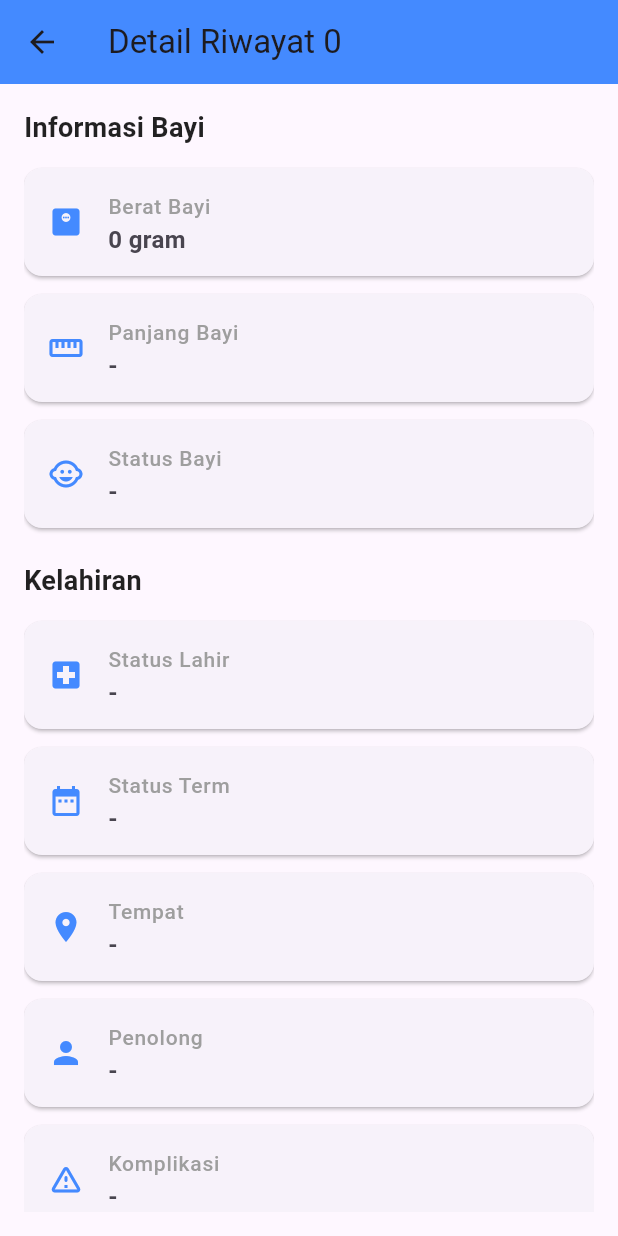
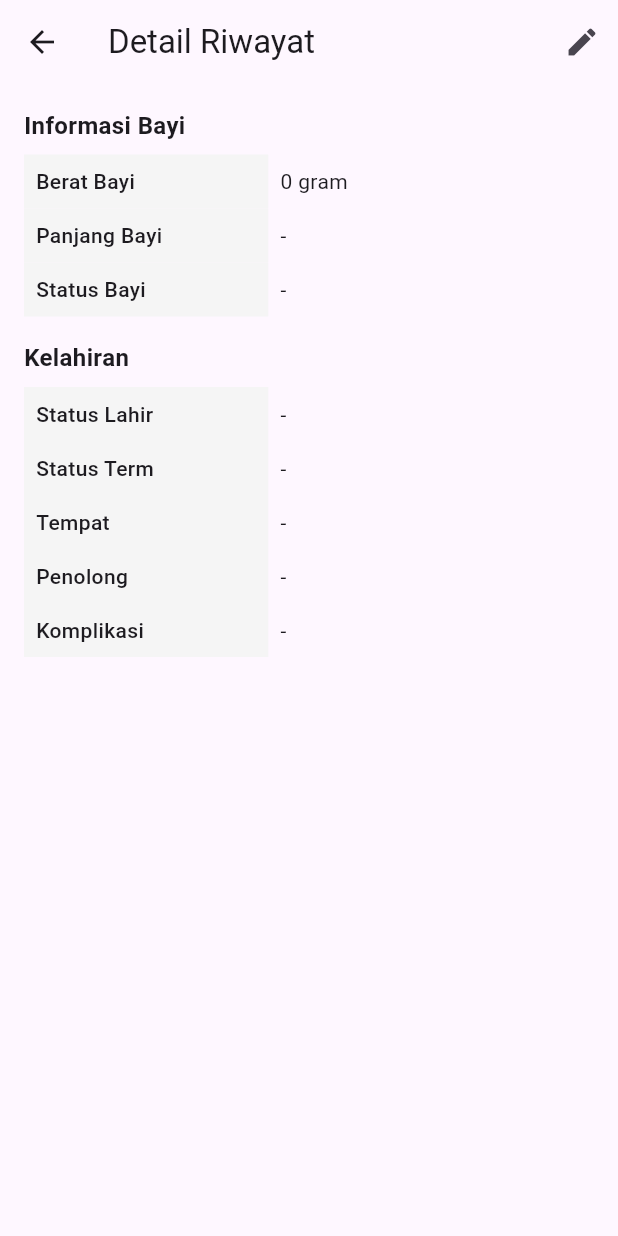
Before and after one commit to dwipp/ebidan, a Flutter app: the DetailRiwayatScreen screen opened directly with empty values, on a phone screen of 412 x 824 dp. Run offline on Flutter 3.47's test engine with Material 3 defaults, Android fonts, the phone set to English and light mode, and no system bars; our stand-ins replace bloc, cloud_firestore, equatable, firebase_auth, firebase_core, flutter_bloc and 5 more; accounts and stored records are empty.

Commit message:
set generate row label-value in Utils

```diff
--- a/lib/logic/utility/Utils.dart
+++ b/lib/logic/utility/Utils.dart
@@ -37,4 +37,43 @@ class Utils {
     // Format ke bahasa Indonesia: 1 Januari 1990
     return DateFormat("d MMMM yyyy", "id_ID").format(date);
   }
+
+  static Widget generateRowLabelValue(
+    String label,
+    String? value, {
+    String suffix = '',
+  }) {
+    return IntrinsicHeight(
+      child: Row(
+        crossAxisAlignment: CrossAxisAlignment.stretch,
+        children: [
+          Expanded(
+            flex: 3,
+            child: Container(
+              padding: const EdgeInsets.all(8),
+              color: Colors.grey.shade100, // bg label
+              alignment: Alignment.centerLeft,
+              child: Text(
+                label,
+                style: const TextStyle(fontWeight: FontWeight.w500),
+              ),
+            ),
+          ),
+          Expanded(
+            flex: 4,
+            child: Container(
+              padding: const EdgeInsets.all(8),
+              color: Colors.transparent, // bg value
+              alignment: Alignment.centerLeft,
+              child: Text(
+                (value != null && value.isNotEmpty) ? '$value $suffix' : "-",
+                softWrap: true,
+                maxLines: null,
+              ),
+            ),
+          ),
+        ],
+      ),
+    );
+  }
 }
--- a/lib/presentation/screens/bumil/detail_riwayat.dart
+++ b/lib/presentation/screens/bumil/detail_riwayat.dart
@@ -1,4 +1,5 @@
 import 'package:ebidan/data/models/riwayat_model.dart';
+import 'package:ebidan/logic/utility/Utils.dart';
 import 'package:flutter/material.dart';
 
 class DetailRiwayatScreen extends StatelessWidget {
@@ -6,93 +7,56 @@ class DetailRiwayatScreen extends StatelessWidget {
 
   const DetailRiwayatScreen({super.key, required this.riwayat});
 
-  Widget _buildInfoTile(
-    IconData icon,
-    String label,
-    String value, {
-    String suffixText = '',
-  }) {
-    return Card(
-      elevation: 1,
-      margin: const EdgeInsets.symmetric(vertical: 6),
-      shape: RoundedRectangleBorder(borderRadius: BorderRadius.circular(12)),
-      child: ListTile(
-        leading: Icon(icon, color: Colors.blueAccent),
-        title: Text(
-          label,
-          style: const TextStyle(
-            fontWeight: FontWeight.w500,
-            fontSize: 14,
-            color: Colors.grey,
-          ),
-        ),
-        subtitle: Text(
-          value.isNotEmpty ? '$value $suffixText' : "-",
-          style: const TextStyle(fontSize: 16, fontWeight: FontWeight.bold),
-        ),
-      ),
-    );
-  }
-
   @override
   Widget build(BuildContext context) {
     return Scaffold(
       appBar: AppBar(
-        title: Text("Detail Riwayat ${riwayat.tahun}"),
-        backgroundColor: Colors.blueAccent,
-        elevation: 0,
+        title: const Text("Detail Riwayat"),
+        actions: [
+          IconButton(
+            icon: const Icon(Icons.edit),
+            onPressed: () async {
+              print('edit');
+            },
+          ),
+        ],
       ),
       body: Padding(
         padding: const EdgeInsets.all(16),
-        child: ListView(
+        child: SingleChildScrollView(
+          child: Column(
+            crossAxisAlignment: CrossAxisAlignment.start,
             children: [
               const Text(
                 "Informasi Bayi",
-              style: TextStyle(
-                fontSize: 18,
-                fontWeight: FontWeight.bold,
-                color: Colors.black87,
-              ),
+                style: TextStyle(fontSize: 16, fontWeight: FontWeight.bold),
               ),
               const SizedBox(height: 8),
-            _buildInfoTile(
-              Icons.monitor_weight,
+              Utils.generateRowLabelValue(
                 "Berat Bayi",
                 riwayat.beratBayi.toString(),
-              suffixText: 'gram',
+                suffix: 'gram',
               ),
-            _buildInfoTile(
-              Icons.straighten,
+              Utils.generateRowLabelValue(
                 "Panjang Bayi",
                 riwayat.panjangBayi,
-              suffixText: 'cm',
+                suffix: 'cm',
               ),
-            _buildInfoTile(Icons.child_care, "Status Bayi", riwayat.statusBayi),
+              Utils.generateRowLabelValue("Status Bayi", riwayat.statusBayi),
 
               const SizedBox(height: 16),
               const Text(
                 "Kelahiran",
-              style: TextStyle(
-                fontSize: 18,
-                fontWeight: FontWeight.bold,
-                color: Colors.black87,
-              ),
+                style: TextStyle(fontSize: 16, fontWeight: FontWeight.bold),
               ),
               const SizedBox(height: 8),
-            _buildInfoTile(
-              Icons.local_hospital,
-              "Status Lahir",
-              riwayat.statusLahir,
+              Utils.generateRowLabelValue("Status Lahir", riwayat.statusLahir),
+              Utils.generateRowLabelValue("Status Term", riwayat.statusTerm),
+              Utils.generateRowLabelValue("Tempat", riwayat.tempat),
+              Utils.generateRowLabelValue("Penolong", riwayat.penolong),
+              Utils.generateRowLabelValue("Komplikasi", riwayat.komplikasi),
+            ],
           ),
-            _buildInfoTile(Icons.date_range, "Status Term", riwayat.statusTerm),
-            _buildInfoTile(Icons.place, "Tempat", riwayat.tempat),
-            _buildInfoTile(Icons.person, "Penolong", riwayat.penolong),
-            _buildInfoTile(
-              Icons.warning_amber_rounded,
-              "Komplikasi",
-              riwayat.komplikasi,
-            ),
-          ],
         ),
       ),
     );
```
Also changed, not shown: lib/presentation/screens/bumil/data_kehamilan.dart (+41 -51 lines), lib/presentation/screens/bumil/detail_bumil.dart (+19 -45 lines). Lines whose indentation alone changed are shown as unchanged.
